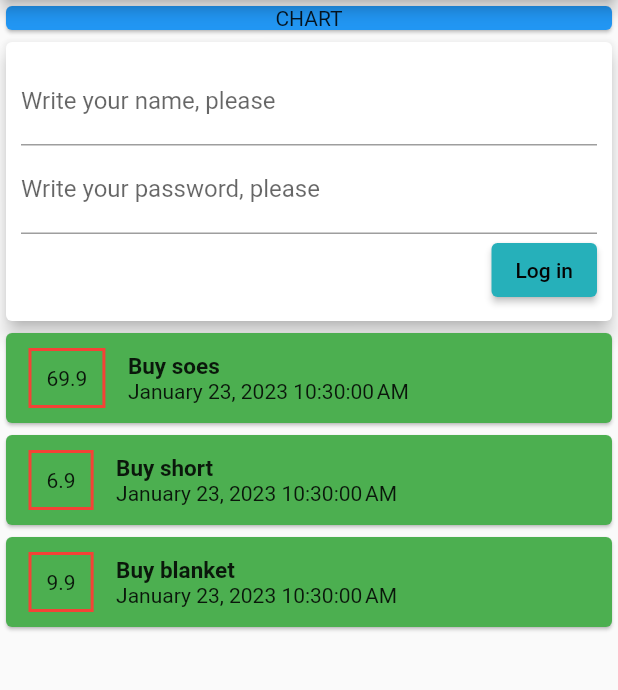
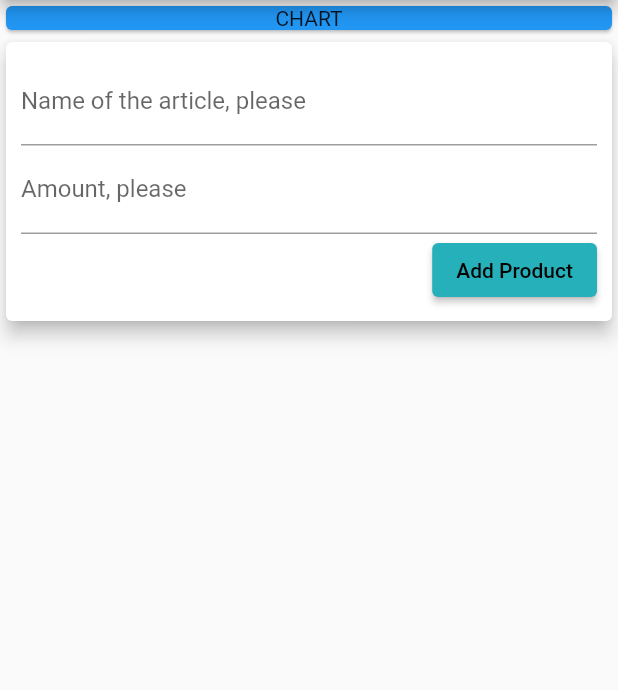
Before and after one commit to raupC/expense_planner, a Flutter app: the screen it shows after launch, on a phone screen of 412 x 824 dp, the part 84-774 px from its top. Run offline on Flutter 3.47's test engine with Material 2 defaults, Android fonts, the phone set to English and light mode, and no system bars.

```diff
--- a/lib/main.dart
+++ b/lib/main.dart
@@ -1,7 +1,7 @@
 // ignore_for_file: sort_child_properties_last, prefer_const_constructors
 
 import 'package:flutter/material.dart';
-import 'transaccion.dart';
+import 'models/transaccion.dart';
 import 'package:intl/intl.dart';
 
 void main() {
@@ -37,6 +37,9 @@ class MyHomePage extends StatelessWidget {
 
   final String title;
 
+  final amountIput = TextEditingController();
+  final titleInput = TextEditingController();
+
   @override
   Widget build(BuildContext context) {
     return Scaffold(
@@ -60,59 +63,32 @@ class MyHomePage extends StatelessWidget {
             elevation: 5,
             child: Container(
               padding: EdgeInsets.all(10),
-              child: Column(
-                crossAxisAlignment: CrossAxisAlignment.end,
+              child: Column(crossAxisAlignment: CrossAxisAlignment.end,
                   // ignore: prefer_const_literals_to_create_immutables
                   children: <Widget>[
                     TextField(
-                      decoration:
-                          InputDecoration(labelText: "Write your name, please"),
-                    ),
+                        decoration: InputDecoration(
+                            labelText: "Name of the article, please"),
+                        controller: titleInput),
                     TextField(
-                      decoration: InputDecoration(
-                          labelText: "Write your password, please"),
+                      decoration: InputDecoration(labelText: "Amount, please"),
+                      //onChanged: (value) => print(value),
+                      controller: amountIput,
                     ),
                     ElevatedButton(
-                        onPressed: (() => print("Log in -onpressed")),
-                        child: Text("Log in"),
+                        onPressed: (() {
+                          print(amountIput.text);
+                          print(titleInput.text);
+                        }),
+                        child: Text("Add Product"),
                         style: ElevatedButton.styleFrom(
                             foregroundColor: Color.fromARGB(255, 4, 3, 3),
-                            backgroundColor: Color.fromARGB(255, 38, 176, 186))),
+                            backgroundColor:
+                                Color.fromARGB(255, 38, 176, 186))),
                   ]),
             ),
           ),
-          Column(
-              crossAxisAlignment: CrossAxisAlignment.start,
-              children: transactions.map(((tx) {
-                return Card(
-                  color: Colors.green,
-                  child: Row(
-                    children: <Widget>[
-                      Container(
-                        margin:
-                            EdgeInsets.symmetric(vertical: 10, horizontal: 15),
-                        decoration: BoxDecoration(
-                            border: Border.all(color: Colors.red, width: 2)),
-                        padding: EdgeInsets.all(10),
-                        child: Text(
-                          tx.amount.toString(),
-                        ),
-                      ),
-                      Column(
-                        crossAxisAlignment: CrossAxisAlignment.start,
-                        children: <Widget>[
-                          Text(
-                            tx.title,
-                            style: TextStyle(
-                                fontSize: 15, fontWeight: FontWeight.bold),
-                          ),
-                          Text(DateFormat().format(tx.date)),
-                        ],
-                      ),
-                    ],
-                  ),
-                );
-              })).toList()),
+
         ],
       ),
     );
```
Also changed, not shown: lib/widgets/transaction_list.dart (added, +53 -0 lines), lib/models/transaccion.dart (renamed from lib/transaccion.dart).
